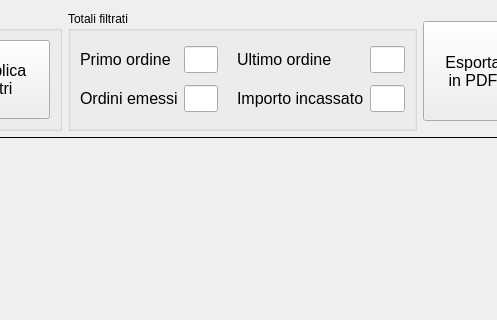
Above: src/statsform.ui from mtonin/gestcassa before the change; both pictures show x 544 to 1041 and y 0 to 320 of the 1184 by 665 pixel window. Below: the same form after it.
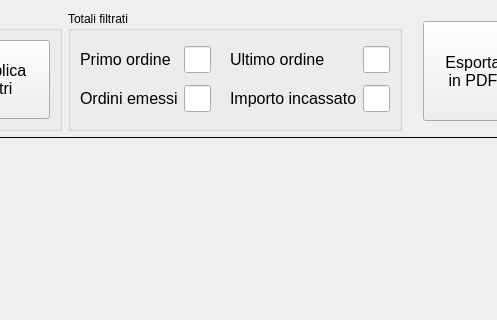
That is the form after the change. Custom widgets are drawn as their Qt base class.

Commit message: - modificato layout dialog statistiche

```diff
--- a/src/statsform.ui
+++ b/src/statsform.ui
@@ -15,7 +15,7 @@
   </property>
   <layout class="QVBoxLayout" name="verticalLayout" stretch="0,1">
    <item>
-    <layout class="QHBoxLayout" name="horizontalLayout_8" stretch="0,0,0">
+    <layout class="QHBoxLayout" name="horizontalLayout_8" stretch="0,1,0">
      <item>
       <widget class="QGroupBox" name="groupBox">
        <property name="sizePolicy">
@@ -258,7 +258,7 @@
              <enum>Qt::Horizontal</enum>
             </property>
             <property name="sizeType">
-             <enum>QSizePolicy::Fixed</enum>
+             <enum>QSizePolicy::Minimum</enum>
             </property>
             <property name="sizeHint" stdset="0">
              <size>
@@ -336,7 +336,7 @@
              <enum>Qt::Horizontal</enum>
             </property>
             <property name="sizeType">
-             <enum>QSizePolicy::Expanding</enum>
+             <enum>QSizePolicy::Minimum</enum>
             </property>
             <property name="sizeHint" stdset="0">
              <size>
```
